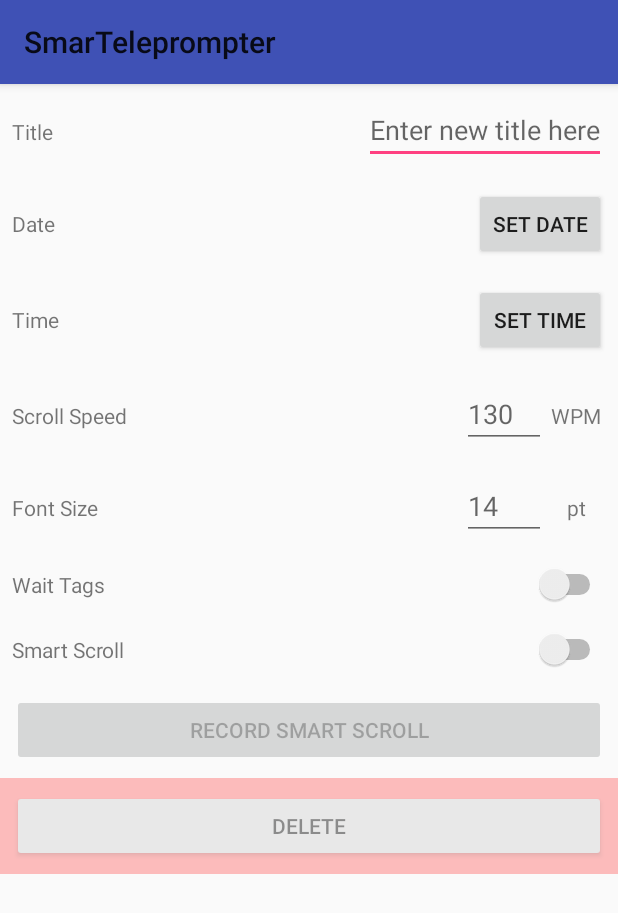
After one commit to MrPiedPiper/SmarTeleprompter, an Android app: the ScriptSettingsActivity screen opened directly, with no data from a screen before it, on a phone screen of 412 x 824 dp. The commit adds this screen. Shown: the top 913 px of the screen. Run offline under Robolectric (Android 15) with nearby library versions, the phone set to English and light mode, and no system bars; our stand-ins replace ButterKnife; 9 statements that could not run were skipped.

Commit message:
Add basic ScriptSettings

```diff
--- a/app/src/main/AndroidManifest.xml
+++ b/app/src/main/AndroidManifest.xml
@@ -23,7 +23,8 @@
             android:name="io.fabric.ApiKey"
             android:value="58ce85107853caf34accfd34313f76ad8e0c9608" />
 
-        <activity android:name=".SettingsActivity"></activity>
+        <activity android:name=".SettingsActivity" />
+        <activity android:name=".ScriptSettingsActivity"></activity>
     </application>
 
 </manifest>
--- /dev/null
+++ b/app/src/main/java/com/fancystachestudios/smarteleprompter/ScriptSettingsActivity.java
@@ -0,0 +1,128 @@
+package com.fancystachestudios.smarteleprompter;
+
+import android.content.Intent;
+import android.content.SharedPreferences;
+import android.support.v7.app.AppCompatActivity;
+import android.os.Bundle;
+import android.util.Log;
+import android.widget.Button;
+import android.widget.CompoundButton;
+import android.widget.EditText;
+import android.widget.Switch;
+import android.widget.TextView;
+
+import com.fancystachestudios.smarteleprompter.customClasses.Script;
+
+import java.text.SimpleDateFormat;
+import java.util.Date;
+
+import butterknife.BindView;
+import butterknife.ButterKnife;
+
+public class ScriptSettingsActivity extends AppCompatActivity {
+
+    @BindView(R.id.script_settings_title_edittext)
+    EditText titleEditText;
+
+    @BindView(R.id.script_settings_date_original_textview)
+    TextView originalDateTextView;
+    @BindView(R.id.script_settings_date_current_textview)
+    TextView currentDateTextView;
+    @BindView(R.id.script_settings_date_button)
+    Button dateButton;
+
+    @BindView(R.id.script_settings_time_original_textview)
+    TextView originalTimeTextView;
+    @BindView(R.id.script_settings_time_current_textview)
+    TextView currentTimeTextView;
+    @BindView(R.id.script_settings_time_button)
+    Button timeButton;
+
+    @BindView(R.id.script_settings_scroll_speed_edittext)
+    EditText scrollSpeedEditText;
+
+    @BindView(R.id.script_settings_font_size_edittext)
+    EditText fontSizeEditText;
+
+    @BindView(R.id.script_settings_wait_tags_switch)
+    Switch waitTagsSwitch;
+
+    @BindView(R.id.script_settings_smart_scroll_switch)
+    Switch smartScrollSwitch;
+
+    @BindView(R.id.script_settings_record_button)
+    Button recordSmartScrollButton;
+
+    @BindView(R.id.script_settings_delete_button)
+    Button deleteButton;
+
+
+
+    Script passedScript;
+
+    @Override
+    protected void onCreate(Bundle savedInstanceState) {
+        super.onCreate(savedInstanceState);
+        applyTheme();
+        setContentView(R.layout.activity_script_settings);
+        ButterKnife.bind(this);
+
+        Intent extras = getIntent();
+
+        if(extras != null){
+            passedScript = (Script) extras.getParcelableExtra(getString(R.string.menu_main_script_settings_script_key));
+
+            titleEditText.setText(passedScript.getTitle());
+
+            SimpleDateFormat dateFormat = new SimpleDateFormat("mm/dd/yyyy");
+            originalDateTextView.setText(String.format(getString(R.string.script_settings_original_date_dynamic), dateFormat.format(new Date(passedScript.getOriginalDate()))));
+            currentDateTextView.setText(String.format(getString(R.string.script_settings_current_date_dynamic), dateFormat.format(new Date(passedScript.getDate()))));
+
+            SimpleDateFormat timeFormat = new SimpleDateFormat("h:mm a");
+            originalTimeTextView.setText(String.format(getString(R.string.script_settings_original_time_dynamic), timeFormat.format(new Date(passedScript.getOriginalDate()))));
+            currentTimeTextView.setText(String.format(getString(R.string.script_settings_current_time_dynamic), timeFormat.format(new Date(passedScript.getDate()))));
+
+            if(passedScript.getScrollSpeed() != null && passedScript.getScrollSpeed() != 0){
+                scrollSpeedEditText.setText(String.valueOf(passedScript.getScrollSpeed()));
+            }
+
+            if(passedScript.getFontSize() != null && passedScript.getFontSize() != 0){
+                fontSizeEditText.setText(String.valueOf(passedScript.getFontSize()));
+            }
+
+            if(passedScript.getEnableWaitTags() != null){
+                waitTagsSwitch.setChecked(passedScript.getEnableWaitTags());
+            }
+            waitTagsSwitch.setOnCheckedChangeListener(new CompoundButton.OnCheckedChangeListener() {
+                @Override
+                public void onCheckedChanged(CompoundButton compoundButton, boolean b) {
+
+                }
+            });
+
+            if(passedScript.getEnableSmartScroll() != null){
+                smartScrollSwitch.setChecked(passedScript.getEnableSmartScroll());
+            }
+            recordSmartScrollButton.setEnabled(smartScrollSwitch.isChecked());
+            smartScrollSwitch.setOnCheckedChangeListener(new CompoundButton.OnCheckedChangeListener() {
+                @Override
+                public void onCheckedChanged(CompoundButton compoundButton, boolean b) {
+                    recordSmartScrollButton.setEnabled(smartScrollSwitch.isChecked());
+                }
+            });
+
+        }
+    }
+
+    private void applyTheme(){
+        SharedPreferences themeSharedPreferences = getSharedPreferences(getString(R.string.shared_pref_settings_key), MODE_PRIVATE);
+        String selectedTheme = themeSharedPreferences.getString(getString(R.string.shared_pref_settings_theme_key), "");
+        String lightThemeValue = getString(R.string.settings_theme_light);
+        String darkThemeValue = getString(R.string.settings_theme_dark);
+        if(selectedTheme.equals(lightThemeValue)){
+            setTheme(R.style.AppThemeLight);
+        }else if(selectedTheme.equals(darkThemeValue)){
+            setTheme(R.style.AppThemeDark);
+        }
+    }
+}
--- /dev/null
+++ b/app/src/main/res/layout/activity_script_settings.xml
@@ -0,0 +1,220 @@
+<?xml version="1.0" encoding="utf-8"?>
+<ScrollView xmlns:android="http://schemas.android.com/apk/res/android"
+    android:layout_width="match_parent"
+    android:layout_height="match_parent"
+    xmlns:tool="http://schemas.android.com/tools"
+    android:orientation="vertical">
+    <LinearLayout
+        android:layout_width="match_parent"
+        android:layout_height="wrap_content"
+        android:orientation="vertical">
+
+        <LinearLayout
+            android:layout_width="match_parent"
+            android:layout_height="wrap_content"
+            android:padding="8dp"
+            android:gravity="end">
+
+            <TextView
+                android:layout_width="0dp"
+                android:layout_height="wrap_content"
+                android:layout_weight="1"
+                android:text="Title" />
+
+            <EditText
+                android:id="@+id/script_settings_title_edittext"
+                android:layout_width="wrap_content"
+                android:layout_height="wrap_content"
+                android:hint="Enter new title here" />
+        </LinearLayout>
+
+        <LinearLayout
+            android:layout_width="match_parent"
+            android:layout_height="wrap_content"
+            android:padding="8dp"
+            android:gravity="end">
+            <TextView
+                android:layout_width="0dp"
+                android:layout_height="wrap_content"
+                android:layout_weight="1"
+                android:text="Date"/>
+            <LinearLayout
+                android:layout_width="wrap_content"
+                android:layout_height="match_parent"
+                android:orientation="vertical"
+                android:gravity="center">
+
+                <TextView
+                    android:id="@+id/script_settings_date_original_textview"
+                    android:layout_width="wrap_content"
+                    android:layout_height="wrap_content"
+                    tool:text="Original: 12/34/5678" />
+
+                <TextView
+                    android:id="@+id/script_settings_date_current_textview"
+                    android:layout_width="wrap_content"
+                    android:layout_height="wrap_content"
+                    tool:text="Current: 12/34/5678" />
+            </LinearLayout>
+
+            <Button
+                android:id="@+id/script_settings_date_button"
+                android:layout_width="wrap_content"
+                android:layout_height="wrap_content"
+                android:text="Set Date" />
+        </LinearLayout>
+
+        <LinearLayout
+            android:layout_width="match_parent"
+            android:layout_height="wrap_content"
+            android:padding="8dp"
+            android:gravity="end">
+            <TextView
+                android:layout_width="0dp"
+                android:layout_height="wrap_content"
+                android:layout_weight="1"
+                android:text="Time"/>
+            <LinearLayout
+                android:layout_width="wrap_content"
+                android:layout_height="match_parent"
+                android:orientation="vertical"
+                android:gravity="center">
+
+                <TextView
+                    android:id="@+id/script_settings_time_original_textview"
+                    android:layout_width="wrap_content"
+                    android:layout_height="wrap_content"
+                    tool:text="Original: 12:34am" />
+
+                <TextView
+                    android:id="@+id/script_settings_time_current_textview"
+                    android:layout_width="wrap_content"
+                    android:layout_height="wrap_content"
+                    tool:text="Current: 12:34am" />
+            </LinearLayout>
+
+            <Button
+                android:id="@+id/script_settings_time_button"
+                android:layout_width="wrap_content"
+                android:layout_height="wrap_content"
+                android:text="Set Time" />
+        </LinearLayout>
+
+        <LinearLayout
+            android:layout_width="match_parent"
+            android:layout_height="wrap_content"
+            android:padding="8dp"
+            android:gravity="end">
+            <TextView
+                android:layout_width="0dp"
+                android:layout_height="wrap_content"
+                android:layout_weight="1"
+                android:text="Scroll Speed"/>
+
+            <EditText
+                android:id="@+id/script_settings_scroll_speed_edittext"
+                android:layout_width="56dp"
+                android:layout_height="wrap_content"
+                android:hint="@string/default_scroll_speed" />
+
+            <TextView
+                android:textAlignment="center"
+                android:layout_width="40dp"
+                android:layout_height="wrap_content"
+                android:text="WPM" />
+        </LinearLayout>
+
+        <LinearLayout
+            android:layout_width="match_parent"
+            android:layout_height="wrap_content"
+            android:padding="8dp"
+            android:gravity="end">
+            <TextView
+                android:layout_width="0dp"
+                android:layout_height="wrap_content"
+                android:layout_weight="1"
+                android:text="Font Size"/>
+
+            <EditText
+                android:id="@+id/script_settings_font_size_edittext"
+                android:layout_width="56dp"
+                android:layout_height="wrap_content"
+                android:hint="@string/default_font_size" />
+
+            <TextView
+                android:textAlignment="center"
+                android:layout_width="40dp"
+                android:layout_height="wrap_content"
+                android:text="pt" />
+        </LinearLayout>
+
+        <LinearLayout
+            android:layout_width="match_parent"
+            android:layout_height="wrap_content"
+            android:padding="8dp"
+            android:gravity="end">
+            <TextView
+                android:layout_width="0dp"
+                android:layout_height="wrap_content"
+                android:layout_weight="1"
+                android:text="Wait Tags"/>
+
+            <Switch
+                android:id="@+id/script_settings_wait_tags_switch"
+                android:layout_width="wrap_content"
+                android:layout_height="wrap_content"
+                android:checked="false" />
+        </LinearLayout>
+
+        <LinearLayout
+            android:layout_width="match_parent"
+            android:layout_height="wrap_content"
+            android:padding="8dp"
+            android:gravity="end">
+            <TextView
+                android:layout_width="0dp"
+                android:layout_height="wrap_content"
+                android:layout_weight="1"
+                android:text="Smart Scroll"/>
+
+            <Switch
+                android:id="@+id/script_settings_smart_scroll_switch"
+                android:layout_width="wrap_content"
+                android:layout_height="wrap_content"
+                android:checked="false" />
+        </LinearLayout>
+
+        <LinearLayout
+            android:layout_width="match_parent"
+            android:layout_height="wrap_content"
+            android:padding="8dp"
+            android:gravity="end"
+            android:clickable="false">
+
+            <Button
+                android:enabled="false"
+                android:id="@+id/script_settings_record_button"
+                android:layout_width="match_parent"
+                android:layout_height="match_parent"
+                android:text="Record Smart Scroll" />
+        </LinearLayout>
+
+        <LinearLayout
+            android:layout_width="match_parent"
+            android:layout_height="wrap_content"
+            android:padding="8dp"
+            android:gravity="end"
+            android:alpha="0.5"
+            android:clickable="false"
+            android:background="#ff7d7d">
+
+            <Button
+                android:id="@+id/script_settings_delete_button"
+                android:layout_width="match_parent"
+                android:layout_height="match_parent"
+                android:text="DELETE" />
+        </LinearLayout>
+
+    </LinearLayout>
+
+ </ScrollView>
--- a/app/src/main/res/menu/main_menu.xml
+++ b/app/src/main/res/menu/main_menu.xml
@@ -3,7 +3,7 @@
     xmlns:app="http://schemas.android.com/apk/res-auto">
     <item
         android:id="@+id/main_menu_settings"
-        android:title="@string/main_menu_settings"
+        android:title="@string/menu_main_settings"
         android:icon="@drawable/baseline_settings_white_36"
         app:showAsAction="ifRoom"/>
 </menu>
--- /dev/null
+++ b/app/src/main/res/menu/main_script_menu.xml
@@ -0,0 +1,6 @@
+<?xml version="1.0" encoding="utf-8"?>
+<menu xmlns:android="http://schemas.android.com/apk/res/android">
+    <item
+        android:id="@+id/menu_main_script_scriptSettings"
+        android:title="@string/menu_main_script_settings"/>
+</menu>
--- a/app/src/main/res/values/strings.xml
+++ b/app/src/main/res/values/strings.xml
@@ -12,7 +12,9 @@
     <string name="main_resume_button">Resume Script</string>
 
     <!--Menu-->
-    <string name="main_menu_settings">Settings</string>
+    <string name="menu_main_settings">Settings</string>
+    <string name="menu_main_script_settings">Settings</string>
+    <string name="menu_main_script_settings_script_key">menuMainScriptSettingsScriptKey</string>
 
     <!--Loader-->
     <string name="loader_search_title_key">loader_search_title_key</string>
@@ -35,6 +37,12 @@
     <string name="default_scroll_speed">130</string>
     <string name="default_font_size">14</string>
 
+    <!--ScriptSettings-->
+    <string name="script_settings_original_date_dynamic">Original date: %1$s</string>
+    <string name="script_settings_current_date_dynamic">Current date: %1$s</string>
+    <string name="script_settings_original_time_dynamic">Original time: %1$s</string>
+    <string name="script_settings_current_time_dynamic">Current time: %1$s</string>
+
     <!--SharedPreferences-->
     <string name="shared_pref_settings_key">SmarTeleprompterSharedPreferencesSettingsKey</string>
     <string name="shared_pref_settings_theme_key">SmarTeleprompterSharedPreferencesSettingsThemeKey</string>
```
Also changed, not shown: app/src/main/java/com/fancystachestudios/smarteleprompter/MainActivity.java (+8 -8 lines), app/src/main/java/com/fancystachestudios/smarteleprompter/customClasses/Script.java (+74 -48 lines), app/src/main/java/com/fancystachestudios/smarteleprompter/scriptRecyclerView/ScriptRecyclerViewAdapter.java (+37 -5 lines), app/src/main/res/layout/script_settings.xml (deleted, +0 -189 lines).
